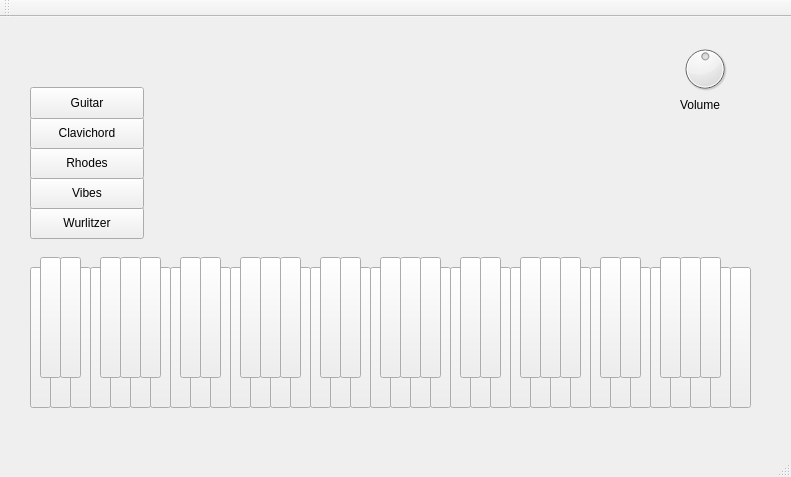
Old version of the form mainwindow.ui in the repository ddperdue/piano.
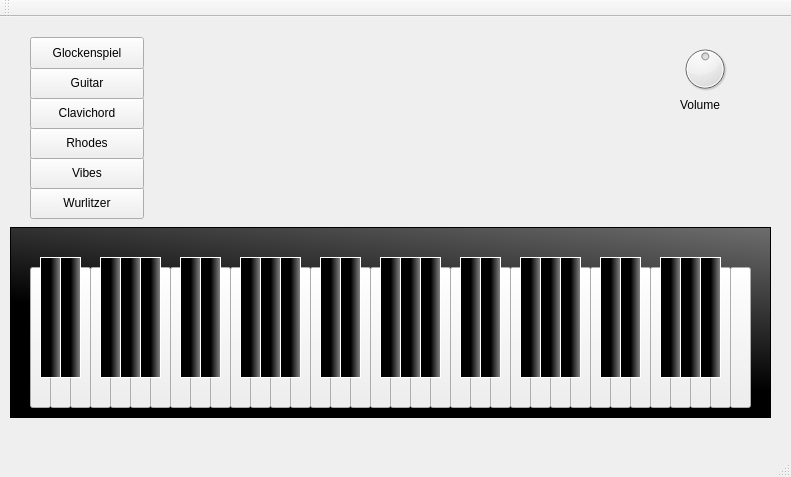
New version of the form.

```diff
--- a/mainwindow.ui
+++ b/mainwindow.ui
@@ -36,6 +36,12 @@
       <height>121</height>
      </rect>
     </property>
+    <property name="styleSheet">
+     <string notr="true">QPushButton{
+border: 1px solid white;
+background-color: qlineargradient(spread:pad, x1:0.512, y1:0, x2:1, y2:0, stop:0 rgba(0, 0, 0, 255), stop:1 rgba(143, 143, 143, 255))
+}</string>
+    </property>
     <property name="text">
      <string/>
     </property>
@@ -62,6 +68,12 @@
       <height>121</height>
      </rect>
     </property>
+    <property name="styleSheet">
+     <string notr="true">QPushButton{
+border: 1px solid white;
+background-color: qlineargradient(spread:pad, x1:0.512, y1:0, x2:1, y2:0, stop:0 rgba(0, 0, 0, 255), stop:1 rgba(143, 143, 143, 255))
+}</string>
+    </property>
     <property name="text">
      <string/>
     </property>
@@ -101,6 +113,13 @@
       <height>121</height>
      </rect>
     </property>
+    <property name="styleSheet">
+     <string notr="true">QPushButton{
+border: 1px solid white;
+background-color: qlineargradient(spread:pad, x1:0.512, y1:0, x2:1, y2:0, stop:0 rgba(0, 0, 0, 255), stop:1 rgba(143, 143, 143, 255))
+}
+</string>
+    </property>
     <property name="text">
      <string/>
     </property>
@@ -127,6 +146,12 @@
       <height>121</height>
      </rect>
     </property>
+    <property name="styleSheet">
+     <string notr="true">QPushButton{
+border: 1px solid white;
+background-color: qlineargradient(spread:pad, x1:0.512, y1:0, x2:1, y2:0, stop:0 rgba(0, 0, 0, 255), stop:1 rgba(143, 143, 143, 255))
+}</string>
+    </property>
     <property name="text">
      <string/>
     </property>
@@ -153,6 +178,12 @@
       <height>121</height>
      </rect>
     </property>
+    <property name="styleSheet">
+     <string notr="true">QPushButton{
+border: 1px solid white;
+background-color: qlineargradient(spread:pad, x1:0.512, y1:0, x2:1, y2:0, stop:0 rgba(0, 0, 0, 255), stop:1 rgba(143, 143, 143, 255))
+}</string>
+    </property>
     <property name="text">
      <string/>
     </property>
@@ -192,6 +223,12 @@
       <height>121</height>
      </rect>
     </property>
+    <property name="styleSheet">
+     <string notr="true">QPushButton{
+border: 1px solid white;
+background-color: qlineargradient(spread:pad, x1:0.512, y1:0, x2:1, y2:0, stop:0 rgba(0, 0, 0, 255), stop:1 rgba(143, 143, 143, 255))
+}</string>
+    </property>
     <property name="text">
      <string/>
     </property>
@@ -218,6 +255,13 @@
       <height>121</height>
      </rect>
     </property>
+    <property name="styleSheet">
+     <string notr="true">QPushButton{
+border: 1px solid white;
+background-color: qlineargradient(spread:pad, x1:0.512, y1:0, x2:1, y2:0, stop:0 rgba(0, 0, 0, 255), stop:1 rgba(143, 143, 143, 255))
+}
+</string>
+    </property>
     <property name="text">
      <string/>
     </property>
@@ -257,6 +301,12 @@
       <height>121</height>
      </rect>
     </property>
+    <property name="styleSheet">
+     <string notr="true">QPushButton{
+border: 1px solid white;
+background-color: qlineargradient(spread:pad, x1:0.512, y1:0, x2:1, y2:0, stop:0 rgba(0, 0, 0, 255), stop:1 rgba(143, 143, 143, 255))
+}</string>
+    </property>
     <property name="text">
      <string/>
     </property>
@@ -283,6 +333,12 @@
       <height>121</height>
      </rect>
     </property>
+    <property name="styleSheet">
+     <string notr="true">QPushButton{
+border: 1px solid white;
+background-color: qlineargradient(spread:pad, x1:0.512, y1:0, x2:1, y2:0, stop:0 rgba(0, 0, 0, 255), stop:1 rgba(143, 143, 143, 255))
+}</string>
+    </property>
     <property name="text">
      <string/>
     </property>
@@ -309,6 +365,12 @@
       <height>121</height>
      </rect>
     </property>
+    <property name="styleSheet">
+     <string notr="true">QPushButton{
+border: 1px solid white;
+background-color: qlineargradient(spread:pad, x1:0.512, y1:0, x2:1, y2:0, stop:0 rgba(0, 0, 0, 255), stop:1 rgba(143, 143, 143, 255))
+}</string>
+    </property>
     <property name="text">
      <string/>
     </property>
@@ -348,6 +410,12 @@
       <height>121</height>
      </rect>
     </property>
+    <property name="styleSheet">
+     <string notr="true">QPushButton{
+border: 1px solid white;
+background-color: qlineargradient(spread:pad, x1:0.512, y1:0, x2:1, y2:0, stop:0 rgba(0, 0, 0, 255), stop:1 rgba(143, 143, 143, 255))
+}</string>
+    </property>
     <property name="text">
      <string/>
     </property>
@@ -374,6 +442,12 @@
       <height>121</height>
      </rect>
     </property>
+    <property name="styleSheet">
+     <string notr="true">QPushButton{
+border: 1px solid white;
+background-color: qlineargradient(spread:pad, x1:0.512, y1:0, x2:1, y2:0, stop:0 rgba(0, 0, 0, 255), stop:1 rgba(143, 143, 143, 255))
+}</string>
+    </property>
     <property name="text">
      <string/>
     </property>
@@ -439,6 +513,12 @@
       <height>121</height>
      </rect>
     </property>
+    <property name="styleSheet">
+     <string notr="true">QPushButton{
+border: 1px solid white;
+background-color: qlineargradient(spread:pad, x1:0.512, y1:0, x2:1, y2:0, stop:0 rgba(0, 0, 0, 255), stop:1 rgba(143, 143, 143, 255))
+}</string>
+    </property>
     <property name="text">
      <string/>
     </property>
@@ -452,6 +532,12 @@
       <height>121</height>
      </rect>
     </property>
+    <property name="styleSheet">
+     <string notr="true">QPushButton{
+border: 1px solid white;
+background-color: qlineargradient(spread:pad, x1:0.512, y1:0, x2:1, y2:0, stop:0 rgba(0, 0, 0, 255), stop:1 rgba(143, 143, 143, 255))
+}</string>
+    </property>
     <property name="text">
      <string/>
     </property>
@@ -478,6 +564,12 @@
       <height>121</height>
      </rect>
     </property>
+    <property name="styleSheet">
+     <string notr="true">QPushButton{
+border: 1px solid white;
+background-color: qlineargradient(spread:pad, x1:0.512, y1:0, x2:1, y2:0, stop:0 rgba(0, 0, 0, 255), stop:1 rgba(143, 143, 143, 255))
+}</string>
+    </property>
     <property name="text">
      <string/>
     </property>
@@ -504,6 +596,12 @@
       <height>121</height>
      </rect>
     </property>
+    <property name="styleSheet">
+     <string notr="true">QPushButton{
+border: 1px solid white;
+background-color: qlineargradient(spread:pad, x1:0.512, y1:0, x2:1, y2:0, stop:0 rgba(0, 0, 0, 255), stop:1 rgba(143, 143, 143, 255))
+}</string>
+    </property>
     <property name="text">
      <string/>
     </property>
@@ -543,6 +641,13 @@
       <height>121</height>
      </rect>
     </property>
+    <property name="styleSheet">
+     <string notr="true">QPushButton{
+border: 1px solid white;
+background-color: qlineargradient(spread:pad, x1:0.512, y1:0, x2:1, y2:0, stop:0 rgba(0, 0, 0, 255), stop:1 rgba(143, 143, 143, 255))
+}
+</string>
+    </property>
     <property name="text">
      <string/>
     </property>
@@ -595,6 +700,12 @@
       <height>121</height>
      </rect>
     </property>
+    <property name="styleSheet">
+     <string notr="true">QPushButton{
+border: 1px solid white;
+background-color: qlineargradient(spread:pad, x1:0.512, y1:0, x2:1, y2:0, stop:0 rgba(0, 0, 0, 255), stop:1 rgba(143, 143, 143, 255))
+}</string>
+    </property>
     <property name="text">
      <string/>
     </property>
@@ -608,6 +719,12 @@
       <height>121</height>
      </rect>
     </property>
+    <property name="styleSheet">
+     <string notr="true">QPushButton{
+border: 1px solid white;
+background-color: qlineargradient(spread:pad, x1:0.512, y1:0, x2:1, y2:0, stop:0 rgba(0, 0, 0, 255), stop:1 rgba(143, 143, 143, 255))
+}</string>
+    </property>
     <property name="text">
      <string/>
     </property>
@@ -634,6 +751,13 @@
       <height>121</height>
      </rect>
     </property>
+    <property name="styleSheet">
+     <string notr="true">QPushButton{
+border: 1px solid white;
+background-color: qlineargradient(spread:pad, x1:0.512, y1:0, x2:1, y2:0, stop:0 rgba(0, 0, 0, 255), stop:1 rgba(143, 143, 143, 255))
+}
+</string>
+    </property>
     <property name="text">
      <string/>
     </property>
@@ -660,6 +784,12 @@
       <height>121</height>
      </rect>
     </property>
+    <property name="styleSheet">
+     <string notr="true">QPushButton{
+border: 1px solid white;
+background-color: qlineargradient(spread:pad, x1:0.512, y1:0, x2:1, y2:0, stop:0 rgba(0, 0, 0, 255), stop:1 rgba(143, 143, 143, 255))
+}</string>
+    </property>
     <property name="text">
      <string/>
     </property>
@@ -699,6 +829,12 @@
       <height>121</height>
      </rect>
     </property>
+    <property name="styleSheet">
+     <string notr="true">QPushButton{
+border: 1px solid white;
+background-color: qlineargradient(spread:pad, x1:0.512, y1:0, x2:1, y2:0, stop:0 rgba(0, 0, 0, 255), stop:1 rgba(143, 143, 143, 255))
+}</string>
+    </property>
     <property name="text">
      <string/>
     </property>
@@ -725,6 +861,12 @@
       <height>121</height>
      </rect>
     </property>
+    <property name="styleSheet">
+     <string notr="true">QPushButton{
+border: 1px solid white;
+background-color: qlineargradient(spread:pad, x1:0.512, y1:0, x2:1, y2:0, stop:0 rgba(0, 0, 0, 255), stop:1 rgba(143, 143, 143, 255))
+}</string>
+    </property>
     <property name="text">
      <string/>
     </property>
@@ -751,6 +893,12 @@
       <height>121</height>
      </rect>
     </property>
+    <property name="styleSheet">
+     <string notr="true">QPushButton{
+border: 1px solid white;
+background-color: qlineargradient(spread:pad, x1:0.512, y1:0, x2:1, y2:0, stop:0 rgba(0, 0, 0, 255), stop:1 rgba(143, 143, 143, 255))
+}</string>
+    </property>
     <property name="text">
      <string/>
     </property>
@@ -777,6 +925,12 @@
       <height>121</height>
      </rect>
     </property>
+    <property name="styleSheet">
+     <string notr="true">QPushButton{
+border: 1px solid white;
+background-color: qlineargradient(spread:pad, x1:0.512, y1:0, x2:1, y2:0, stop:0 rgba(0, 0, 0, 255), stop:1 rgba(143, 143, 143, 255))
+}</string>
+    </property>
     <property name="text">
      <string/>
     </property>
@@ -811,7 +965,7 @@
     <property name="geometry">
      <rect>
       <x>30</x>
-      <y>190</y>
+      <y>170</y>
       <width>114</width>
       <height>32</height>
      </rect>
@@ -824,7 +978,7 @@
     <property name="geometry">
      <rect>
       <x>30</x>
-      <y>160</y>
+      <y>140</y>
       <width>114</width>
       <height>32</height>
      </rect>
@@ -837,7 +991,7 @@
     <property name="geometry">
      <rect>
       <x>30</x>
-      <y>130</y>
+      <y>110</y>
       <width>114</width>
       <height>32</height>
      </rect>
@@ -850,7 +1004,7 @@
     <property name="geometry">
      <rect>
       <x>30</x>
-      <y>100</y>
+      <y>80</y>
       <width>114</width>
       <height>32</height>
      </rect>
@@ -889,7 +1043,7 @@
     <property name="geometry">
      <rect>
       <x>30</x>
-      <y>70</y>
+      <y>50</y>
       <width>114</width>
       <height>32</height>
      </rect>
@@ -898,6 +1052,41 @@
      <string>Guitar</string>
     </property>
    </widget>
+   <widget class="QPushButton" name="pushButton_Glockenspiel">
+    <property name="geometry">
+     <rect>
+      <x>30</x>
+      <y>20</y>
+      <width>114</width>
+      <height>32</height>
+     </rect>
+    </property>
+    <property name="text">
+     <string>Glockenspiel</string>
+    </property>
+   </widget>
+   <widget class="QFrame" name="frame">
+    <property name="geometry">
+     <rect>
+      <x>10</x>
+      <y>210</y>
+      <width>761</width>
+      <height>191</height>
+     </rect>
+    </property>
+    <property name="styleSheet">
+     <string notr="true">QFrame{
+background-color: qlineargradient(spread:pad, x1:0.664709, y1:0.705, x2:1, y2:0, stop:0 rgba(0, 0, 0, 255), stop:1 rgba(110, 110, 110, 255))
+}</string>
+    </property>
+    <property name="frameShape">
+     <enum>QFrame::StyledPanel</enum>
+    </property>
+    <property name="frameShadow">
+     <enum>QFrame::Raised</enum>
+    </property>
+   </widget>
+   <zorder>frame</zorder>
    <zorder>pushButton_E3</zorder>
    <zorder>pushButton_D3</zorder>
    <zorder>pushButton_B2</zorder>
@@ -966,6 +1155,7 @@
    <zorder>dial</zorder>
    <zorder>label</zorder>
    <zorder>pushButton_Guitar</zorder>
+   <zorder>pushButton_Glockenspiel</zorder>
   </widget>
   <widget class="QMenuBar" name="menuBar">
    <property name="geometry">
```
